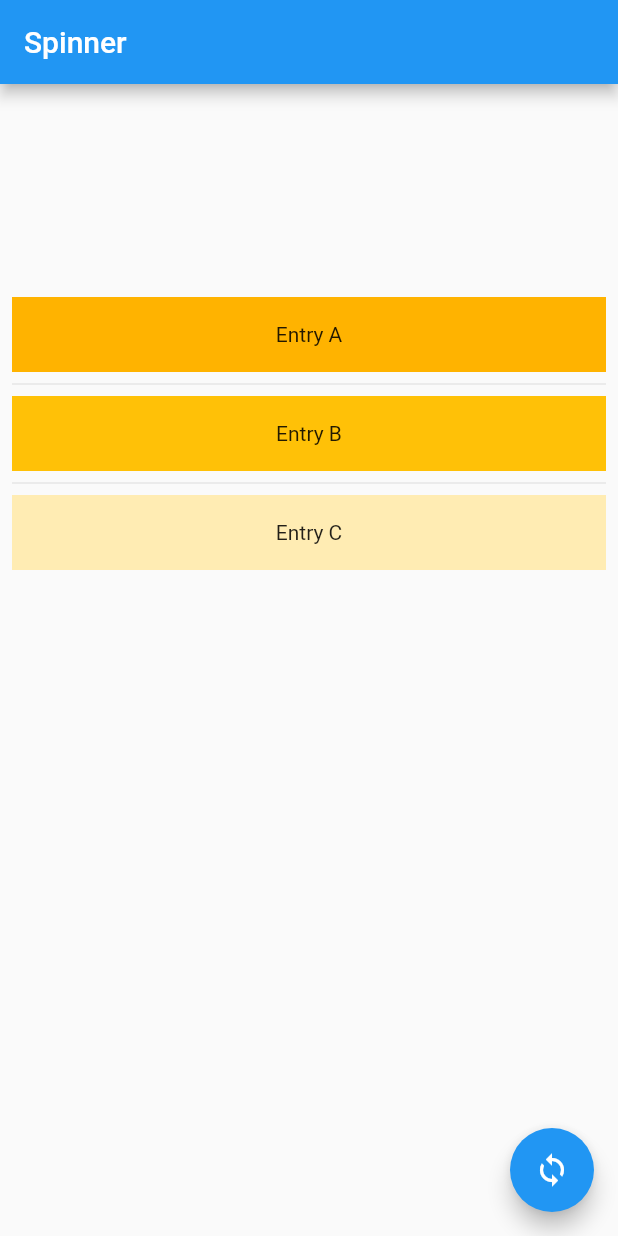
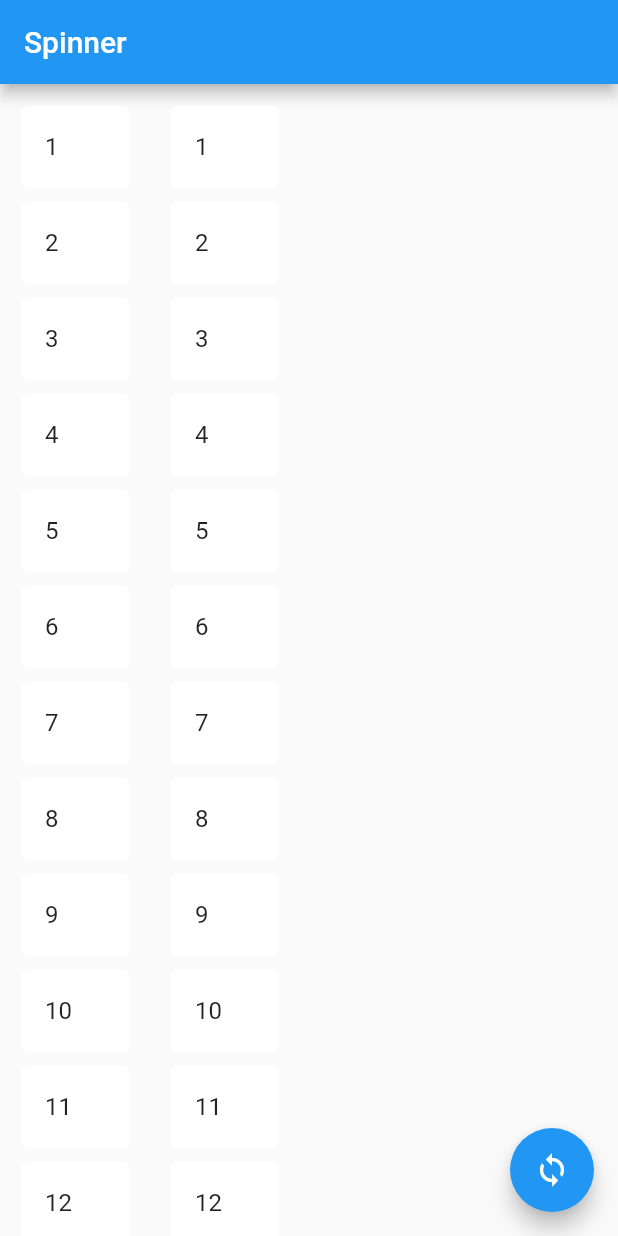
Before and after one commit to badenb/slot-machine-spinner, a Flutter app: the screen it shows after launch, on a phone screen of 412 x 824 dp. Run offline on Flutter 3.47's test engine with Material 2 defaults, Android fonts, the phone set to English and light mode, and no system bars.

Commit message:
getting layout to work

```diff
--- a/lib/main.dart
+++ b/lib/main.dart
@@ -36,7 +36,7 @@
 
   final List<String> entries = <String>['A', 'B', 'C'];
   final List<int> colorCodes = <int>[600, 500, 100];
-
+  final list = List<int>.generate(100, (i) => i + 1);
 
   void _randomNumber() {
     setState(() {
@@ -50,23 +50,69 @@
       appBar: AppBar(
         title: Text(widget.title),
       ),
-      body: ListWheelScrollView(
-        itemExtent: 500,
-        diameterRatio: 1.5,
+      body: Row(
         children: [
-          ListView.separated(
-            padding: const EdgeInsets.all(8),
-            itemCount: entries.length,
-            itemBuilder: (BuildContext context, int index) {
-              return Container(
-                height: 50,
-                color: Colors.amber[colorCodes[index]],
-                child: Center(child: Text('Entry ${entries[index]}')),
-              );
-            },
-            separatorBuilder: (BuildContext context, int index) => const Divider(),
-          )
-        ]
+          SizedBox(
+            width: 100,
+            child: ListView.builder(
+              scrollDirection: Axis.vertical,
+              shrinkWrap: true,
+              padding: const EdgeInsets.all(10),
+              itemCount: list.length,
+              itemBuilder: (BuildContext context, int index) {
+                return Card(
+                  elevation: 0,
+                  shape: RoundedRectangleBorder(
+                    borderRadius: BorderRadius.circular(5.0),
+                  ),
+                  child: Column(
+                    children: <Widget>[
+                      ListTile(
+                        shape: RoundedRectangleBorder(
+                          borderRadius:
+                              BorderRadius.circular(5.0),
+                        ),
+                        title: Text(
+                          "${list[index]}",
+                        ),
+                      )
+                    ],
+                  ),
+                );
+              },
+            ),
+          ),
+          SizedBox(
+            width: 100,
+            child: ListView.builder(
+              scrollDirection: Axis.vertical,
+              shrinkWrap: true,
+              padding: const EdgeInsets.all(10),
+              itemCount: list.length,
+              itemBuilder: (BuildContext context, int index) {
+                return Card(
+                  elevation: 0,
+                  shape: RoundedRectangleBorder(
+                    borderRadius: BorderRadius.circular(5.0),
+                  ),
+                  child: Column(
+                    children: <Widget>[
+                      ListTile(
+                        shape: RoundedRectangleBorder(
+                          borderRadius:
+                              BorderRadius.circular(5.0),
+                        ),
+                        title: Text(
+                          "${list[index]}",
+                        ),
+                      )
+                    ],
+                  ),
+                );
+              },
+            ),
+          ),
+        ],
       ),
       floatingActionButton: FloatingActionButton(
         onPressed: _randomNumber,
```
Also changed, not shown: 16 other files.
